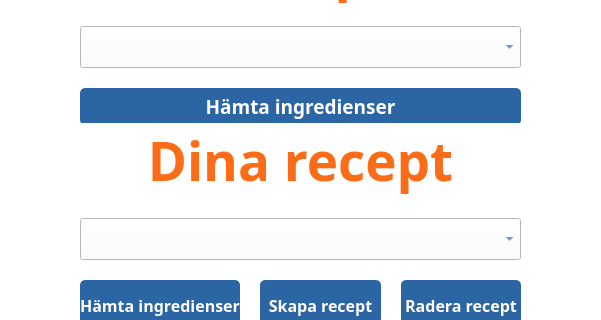
Old version of the form code/viewer/UI/start_menu.ui in the repository marcusgostasson/smartshop; both pictures show x 110 to 711 and y 117 to 437 of the 800 by 600 pixel window.
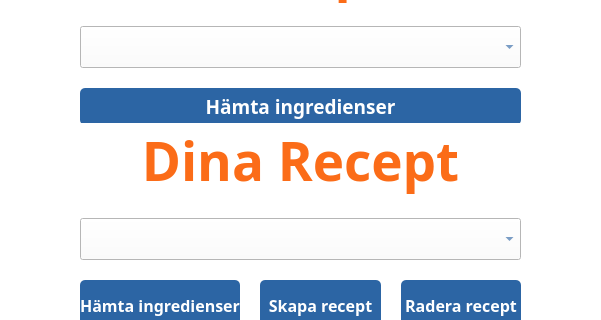
New version of the form. Icons and pictures are not drawn.

Commit message: Change r to R

What changed in the file:
```diff
--- a/code/viewer/UI/start_menu.ui
+++ b/code/viewer/UI/start_menu.ui
@@ -196,7 +196,7 @@
         <string notr="true">color: rgb(251, 108, 24);</string>
        </property>
        <property name="text">
-        <string>Dina recept</string>
+        <string>Dina Recept</string>
        </property>
        <property name="alignment">
         <set>Qt::AlignCenter</set>
```
